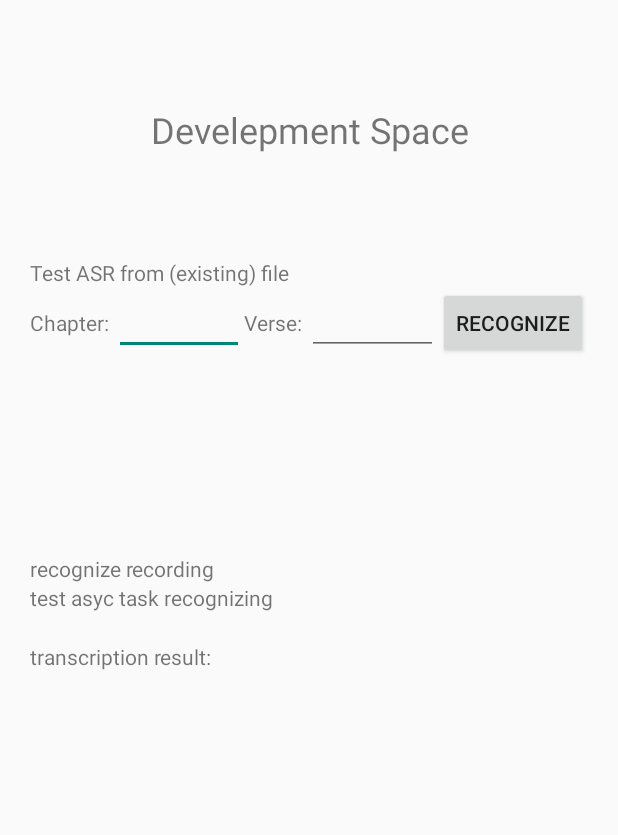
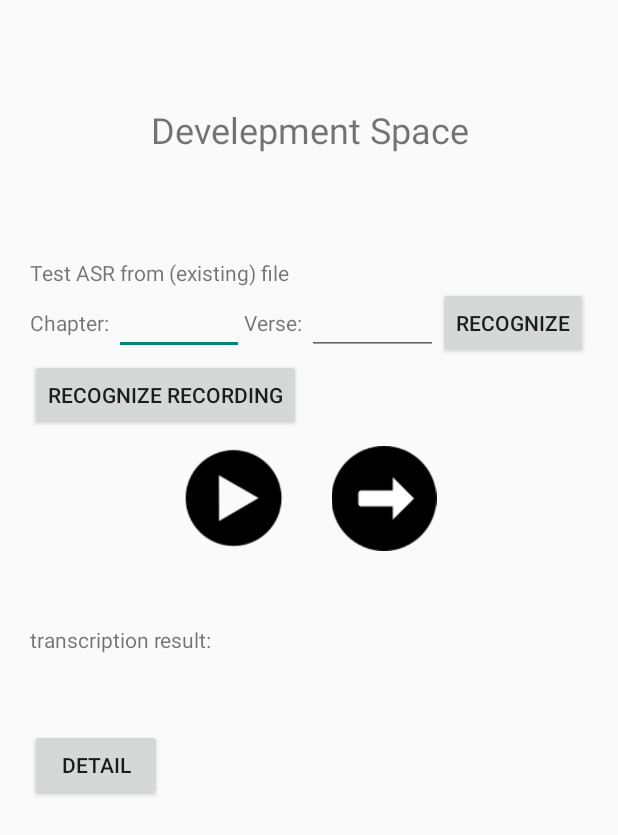
Before and after one commit to quranyamal/rafiqul-huffazh, an Android app: the DevspaceActivity screen opened directly, with no data from a screen before it, on a phone screen of 412 x 824 dp. Shown: the top 835 px of the screen. Run offline under Robolectric (Android 15) with nearby library versions, the phone set to English and light mode, and no system bars; our stand-ins replace data binding; libraries missing offline, so code that uses them is left out: com.neovisionaries.ws.

Commit message:
fix recording, add audio player and recognition from recording

```diff
--- a/app/src/main/AndroidManifest.xml
+++ b/app/src/main/AndroidManifest.xml
@@ -29,7 +29,8 @@
         <activity android:name=".murojaah.scoreboard.ScoreboardActivity" />
         <activity android:name=".about.AboutActivity" />
         <activity android:name=".murojaah.evaldetail.EvalDetailActivity" />
-        <activity android:name=".murojaah.tutorial.TutorialActivity"></activity>
+        <activity android:name=".murojaah.tutorial.TutorialActivity" />
+        <activity android:name=".devspace.DevspaceDetailActivity"></activity>
     </application>
 
 </manifest>
--- a/app/src/main/java/org/tangaya/quranasrclient/MyApplication.java
+++ b/app/src/main/java/org/tangaya/quranasrclient/MyApplication.java
@@ -11,10 +11,13 @@ import com.neovisionaries.ws.client.WebSocketException;
 import com.neovisionaries.ws.client.WebSocketFactory;
 import com.neovisionaries.ws.client.WebSocketFrame;
 
+import org.tangaya.quranasrclient.data.Attempt;
 import org.tangaya.quranasrclient.data.source.QuranScriptRepository;
 
 import java.io.IOException;
+import java.lang.reflect.Array;
 import java.net.Socket;
+import java.util.ArrayList;
 import java.util.List;
 import java.util.Map;
 
@@ -30,16 +33,32 @@ public class MyApplication extends Application {
 
     private String hostname, port;
 
+    private ArrayList<Attempt> attempts = new ArrayList<>();
+
     @Override
     public void onCreate() {
         super.onCreate();
-
-        QuranScriptRepository.init(this);
 
         sharedPref = getApplicationContext().getSharedPreferences("APPLICATION_PREFERENCES",
                 Context.MODE_PRIVATE);
 
         STATUS_ENDPOINT = "ws://"+getServerHostname()+":"+getServerPort()+"/client/ws/status";
+
+        connectToServer();
+
+        QuranScriptRepository.init(this);
+    }
+
+    public String getServerHostname() {
+        return sharedPref.getString("SERVER_HOSTNAME", "0.0.0.0");
+    }
+
+    public String getServerPort() {
+        return sharedPref.getString("SERVER_PORT", "0");
+    }
+
+    public void connectToServer() {
+
 
         try {
             serverStatusWebSocket = new WebSocketFactory().createSocket(STATUS_ENDPOINT);
@@ -81,16 +100,8 @@ public class MyApplication extends Application {
         }
     }
 
-    public String getServerHostname() {
-        return sharedPref.getString("SERVER_HOSTNAME", "0.0.0.0");
-    }
-
-    public String getServerPort() {
-        return sharedPref.getString("SERVER_PORT", "0");
-    }
-
-    public void connectToServer() {
-
+    public ArrayList<Attempt> getAttempts() {
+        return attempts;
     }
 
     public SharedPreferences getPreferences() {
--- a/app/src/main/java/org/tangaya/quranasrclient/data/VerseRecognitionTask.java
+++ b/app/src/main/java/org/tangaya/quranasrclient/data/VerseRecognitionTask.java
@@ -16,6 +16,7 @@ import java.io.File;
 import java.io.FileInputStream;
 import java.io.FileNotFoundException;
 import java.io.IOException;
+import java.util.ArrayList;
 
 
 public class VerseRecognitionTask extends AsyncTask<Attempt, Void, Void>{
--- a/app/src/main/java/org/tangaya/quranasrclient/devspace/DevspaceActivity.java
+++ b/app/src/main/java/org/tangaya/quranasrclient/devspace/DevspaceActivity.java
@@ -1,5 +1,6 @@
 package org.tangaya.quranasrclient.devspace;
 
+import android.content.Intent;
 import android.databinding.DataBindingUtil;
 import android.os.Bundle;
 import android.support.v7.app.AppCompatActivity;
@@ -7,7 +8,7 @@ import org.tangaya.quranasrclient.R;
 import org.tangaya.quranasrclient.databinding.ActivityDevspaceBinding;
 
 
-public class DevspaceActivity extends AppCompatActivity {
+public class DevspaceActivity extends AppCompatActivity  implements DevspaceNavigator {
 
 //    private Handler mHandler = new Handler();
 
@@ -19,11 +20,16 @@ public class DevspaceActivity extends AppCompatActivity {
         super.onCreate(savedInstanceState);
 
         mViewModel = new DevspaceViewModel(this.getApplication());
+        mViewModel.onActivityCreated(this);
 
         binding = DataBindingUtil.setContentView(this, R.layout.activity_devspace);
         binding.setViewmodel(mViewModel);
+     }
 
-        //setContentView(R.layout.activity_devspace);
+    @Override
+    public void gotoEvalDetail() {
+        Intent intent = new Intent(this, DevspaceDetailActivity.class);
+        startActivity(intent);
     }
 
 }
--- /dev/null
+++ b/app/src/main/java/org/tangaya/quranasrclient/devspace/DevspaceNavigator.java
@@ -0,0 +1,6 @@
+package org.tangaya.quranasrclient.devspace;
+
+public interface DevspaceNavigator {
+
+    void gotoEvalDetail();
+}
--- a/app/src/main/java/org/tangaya/quranasrclient/devspace/DevspaceViewModel.java
+++ b/app/src/main/java/org/tangaya/quranasrclient/devspace/DevspaceViewModel.java
@@ -7,6 +7,7 @@ import android.databinding.ObservableField;
 import android.databinding.ObservableInt;
 import android.media.AudioFormat;
 import android.media.MediaRecorder;
+import android.net.Uri;
 import android.os.Environment;
 import android.support.annotation.NonNull;
 import android.util.Log;
@@ -20,7 +21,9 @@ import com.neovisionaries.ws.client.WebSocketFrame;
 import org.json.JSONObject;
 import org.tangaya.quranasrclient.MyApplication;
 import org.tangaya.quranasrclient.data.Attempt;
+import org.tangaya.quranasrclient.data.RecognitionResponse;
 import org.tangaya.quranasrclient.data.VerseRecognitionTask;
+import org.tangaya.quranasrclient.service.AudioPlayer;
 import org.tangaya.quranasrclient.service.WavAudioRecorder;
 
 import java.io.File;
@@ -40,12 +43,17 @@ public class DevspaceViewModel extends AndroidViewModel {
     public final ObservableField<String> result= new ObservableField<>();
     public final ObservableField<String> serverStatus = new ObservableField<>();
     public final ObservableBoolean isRecording = new ObservableBoolean();
+    public final ObservableInt attemptCount = new ObservableInt();
 
     private String hostname;
     private String port;
 
+    String endpoint;
+
     WavAudioRecorder mRecorder;
-    String recordingFilepath = quranVerseAudioDir + "/devspace.wav";
+    AudioPlayer mPlayer;
+    DevspaceNavigator mNavigator;
+    String recordingFilepath = quranVerseAudioDir + "/999-999.wav";
 
     public DevspaceViewModel(@NonNull Application application) {
         super(application);
@@ -55,13 +63,21 @@ public class DevspaceViewModel extends AndroidViewModel {
                 AudioFormat.CHANNEL_IN_MONO,
                 AudioFormat.ENCODING_PCM_16BIT);
 
+        mPlayer = new AudioPlayer();
+
         chapter.set(1);
         verse.set(1);
         serverStatus.set("disconnected");
         isRecording.set(false);
+        attemptCount.set(0);
 
         hostname = ((MyApplication) getApplication()).getServerHostname();
         port = ((MyApplication) getApplication()).getServerPort();
+        endpoint = ((MyApplication) getApplication()).getSpeechEndpoint();
+    }
+
+    public void onActivityCreated(DevspaceNavigator navigator) {
+        mNavigator = navigator;
     }
 
     public void onClickRecord() {
@@ -83,25 +99,32 @@ public class DevspaceViewModel extends AndroidViewModel {
         }
     }
 
-    public void asyncTaskRecognizingTest() {
+    public void playRecordedAudio() {
+        mPlayer.play(Uri.parse(recordingFilepath));
+        Log.d("DVM", "playing recording...");
+    }
 
-        String endpoint = ((MyApplication) getApplication()).getSpeechEndpoint();
+    public void recognizeRecording() {
+
+        if (new File(recordingFilepath).exists()) {
+            Log.d("DVM", "file exists");
 
             try {
+                //webSocket.recreate();
                 webSocket = new WebSocketFactory().createSocket(endpoint);
             } catch (IOException e) {
                 e.printStackTrace();
             }
 
-        final Attempt anAttempt = new Attempt(chapter.get(),verse.get(),3);
-        final VerseRecognitionTask recTask = new VerseRecognitionTask(webSocket);
+            final Attempt attempt = new Attempt(999, 999, 123);
+            final VerseRecognitionTask recognitionTask = new VerseRecognitionTask(webSocket);
 
             webSocket.addListener(new WebSocketAdapter() {
                 @Override
                 public void onConnected(WebSocket websocket, Map<String, List<String>> headers) throws Exception {
                     super.onConnected(websocket, headers);
 
-                recTask.execute(anAttempt);
+                    recognitionTask.execute(attempt);
                     Log.d("DVM", "executing asyncTaskRecognizingTest");
                     serverStatus.set("connected");
                 }
@@ -110,30 +133,47 @@ public class DevspaceViewModel extends AndroidViewModel {
                 public void onDisconnected(WebSocket websocket, WebSocketFrame serverCloseFrame, WebSocketFrame clientCloseFrame, boolean closedByServer) throws Exception {
                     super.onDisconnected(websocket, serverCloseFrame, clientCloseFrame, closedByServer);
 
-                serverStatus.set("disconnected. failed to run async task");
+                    serverStatus.set("disconnected");
+                }
+
+                @Override
+                public void onConnectError(WebSocket websocket, WebSocketException exception) throws Exception {
+                    super.onConnectError(websocket, exception);
+
+                    serverStatus.set("connection error");
+                }
+
+                @Override
+                public void onTextMessage(WebSocket websocket, String text) throws Exception {
+                    super.onTextMessage(websocket, text);
+
+                    Log.d("DVM", "onTextMessage: " + text);
+                    RecognitionResponse response = new RecognitionResponse(text);
+
+                    Log.d("DVM", "response status: " + response.getStatus());
+
+                    if (response.isTranscriptionFinal()) {
+                        result.set(text);
+                        attempt.setResponse(text);
+                        ((MyApplication) getApplication()).getAttempts().add(attempt);
+                        Log.d("DVM", "response added to attempt");
+                        Log.d("DVM", "attempt count: " + attemptCount);
+                        attemptCount.set(((MyApplication) getApplication()).getAttempts().size());
+                    }
                 }
             });
 
+            serverStatus.set("connecting...");
             webSocket.connectAsynchronously();
-    }
 
-    public void recognizeRecording() {
-
-        if (new File(recordingFilepath).exists()) {
-            Log.d("DVM", "file exists");
         } else {
             Log.d("DVM", "file does not exist");
         }
 
-        Log.d("DVM", "ext dir state: " + Environment.getExternalStorageState());
-
-        result.set(Environment.getExternalStorageState());
         Log.d("DVM", "recognizing file:" + recordingFilepath );
     }
 
     public void recognizeByFile() {
-
-        String endpoint = ((MyApplication) getApplication()).getSpeechEndpoint();
 
         try {
             //webSocket.recreate();
@@ -168,11 +208,28 @@ public class DevspaceViewModel extends AndroidViewModel {
 
                 serverStatus.set("connection error");
             }
+
+            @Override
+            public void onTextMessage(WebSocket websocket, String text) throws Exception {
+                super.onTextMessage(websocket, text);
+
+                Log.d("DVM", "onTextMessage: " + text);
+                Log.d("DVM", "response added to attempt");
+                RecognitionResponse response = new RecognitionResponse(text);
+
+                Log.d("DVM", "response status: " + response.getStatus());
+
+                if (response.isTranscriptionFinal()) {
+                    attempt.setResponse(text);
+                    ((MyApplication) getApplication()).getAttempts().add(attempt);
+                    Log.d("DVM", "attempt count: " + attemptCount);
+                    attemptCount.set(((MyApplication) getApplication()).getAttempts().size());
+                }
+            }
         });
 
         serverStatus.set("connecting...");
         webSocket.connectAsynchronously();
-
     }
 
     private String getFilePath(int chapter, int verse) {
@@ -236,4 +293,7 @@ public class DevspaceViewModel extends AndroidViewModel {
         }
     }
 
+    public void gotoEvalDetail() {
+        mNavigator.gotoEvalDetail();
     }
+}
--- a/app/src/main/java/org/tangaya/quranasrclient/service/AudioPlayer.java
+++ b/app/src/main/java/org/tangaya/quranasrclient/service/AudioPlayer.java
@@ -10,6 +10,13 @@ public class AudioPlayer extends MediaPlayer {
 
     public AudioPlayer() {
         setAudioStreamType(AudioManager.STREAM_MUSIC);
+
+        setOnCompletionListener(new OnCompletionListener() {
+            @Override
+            public void onCompletion(MediaPlayer mp) {
+                reset();
+            }
+        });
     }
 
     public void play(Uri fileUri) {
@@ -19,6 +26,7 @@ public class AudioPlayer extends MediaPlayer {
         } catch (IOException e) {
             e.printStackTrace();
         }
+
         start();
     }
 
--- a/app/src/main/res/layout/activity_devspace.xml
+++ b/app/src/main/res/layout/activity_devspace.xml
@@ -68,26 +68,47 @@
 
         </LinearLayout>
 
-        <ImageView
-            android:layout_width="match_parent"
-            android:layout_height="100dp"
-            android:layout_marginTop="30dp"
-            android:src="@{ viewmodel.isRecording ? @drawable/stop_black_100 : @drawable/mic_black_100 }"
-            android:layout_gravity="center"
-            android:onClick="@{() -> viewmodel.onClickRecord()}"/>
-
-        <TextView
+        <Button
             android:layout_width="wrap_content"
             android:layout_height="wrap_content"
             android:text="recognize recording"
             android:onClick="@{() -> viewmodel.recognizeRecording()}"/>
 
+        <LinearLayout
+            android:layout_width="match_parent"
+            android:layout_height="70dp"
+            android:layout_margin="10dp"
+            android:orientation="horizontal"
+            android:gravity="center">
+
+            <ImageView
+                android:layout_width="wrap_content"
+                android:layout_height="wrap_content"
+                android:layout_gravity="center"
+                android:onClick="@{() -> viewmodel.onClickRecord()}"
+                android:src="@{ viewmodel.isRecording ? @drawable/stop_black_100 : @drawable/mic_black_100, default= @drawable/mic_black_100}" />
+
+            <ImageView
+                android:layout_width="wrap_content"
+                android:layout_height="wrap_content"
+                android:layout_gravity="center"
+                android:onClick="@{() -> viewmodel.playRecordedAudio()}"
+                android:src="@drawable/play_black_100" />
+
+            <ImageView
+                android:layout_width="wrap_content"
+                android:layout_height="wrap_content"
+                android:layout_gravity="center"
+                android:onClick="@{() -> viewmodel.recognizeRecording()}"
+                android:src="@drawable/arrow_black_100" />
+
+        </LinearLayout>
 
         <TextView
-            android:layout_width="wrap_content"
+            android:layout_width="match_parent"
             android:layout_height="wrap_content"
-            android:text="test asyc task recognizing"
-            android:onClick="@{() -> viewmodel.asyncTaskRecognizingTest()}"/>
+            android:textAlignment="center"
+            android:text="@{`attempt count: ` + viewmodel.attemptCount, default=`[attempt_count]`}"/>
 
         <TextView
             android:layout_width="match_parent"
@@ -97,9 +118,14 @@
 
         <TextView
             android:layout_width="match_parent"
-            android:layout_height="100dp"
+            android:layout_height="50dp"
             android:text="@{viewmodel.result, default=`[result]`}"/>
 
+        <Button
+            android:layout_width="wrap_content"
+            android:layout_height="wrap_content"
+            android:text="detail"
+            android:onClick="@{() -> viewmodel.gotoEvalDetail()}"/>
 
     </LinearLayout>
 
```
Also changed, not shown: app/src/main/java/org/tangaya/quranasrclient/data/Attempt.java (+28 -2 lines), app/src/main/java/org/tangaya/quranasrclient/data/RecognitionResponse.java (added, +34 -0 lines), app/src/main/java/org/tangaya/quranasrclient/devspace/AttemptAdapter.java (added, +56 -0 lines), app/src/main/java/org/tangaya/quranasrclient/devspace/DevspaceDetailActivity.java (added, +29 -0 lines), app/src/main/java/org/tangaya/quranasrclient/home/HomeActivity.java (+11 -0 lines), app/src/main/java/org/tangaya/quranasrclient/home/HomeViewModel.java (+7 -0 lines), app/src/main/res/layout/activity_devspace_detail.xml (added, +17 -0 lines), app/src/main/res/drawable/play_black_100.png (added). Lines whose indentation alone changed are shown as unchanged.
